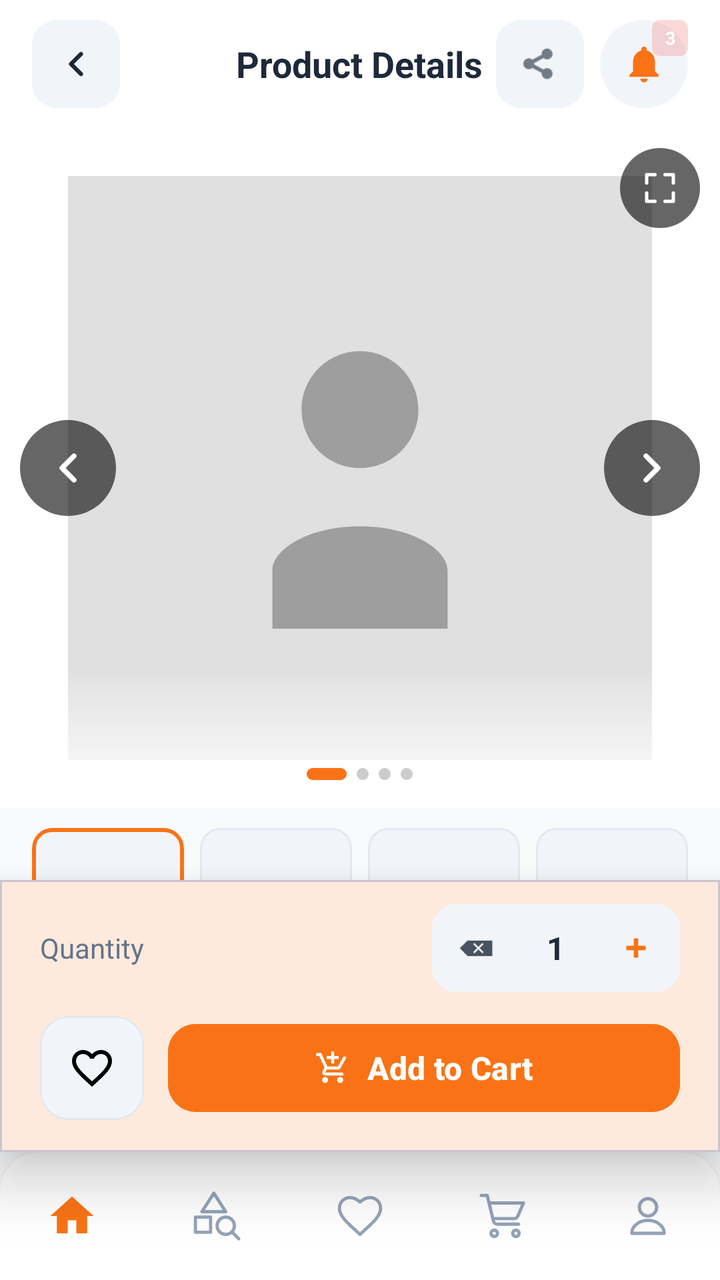
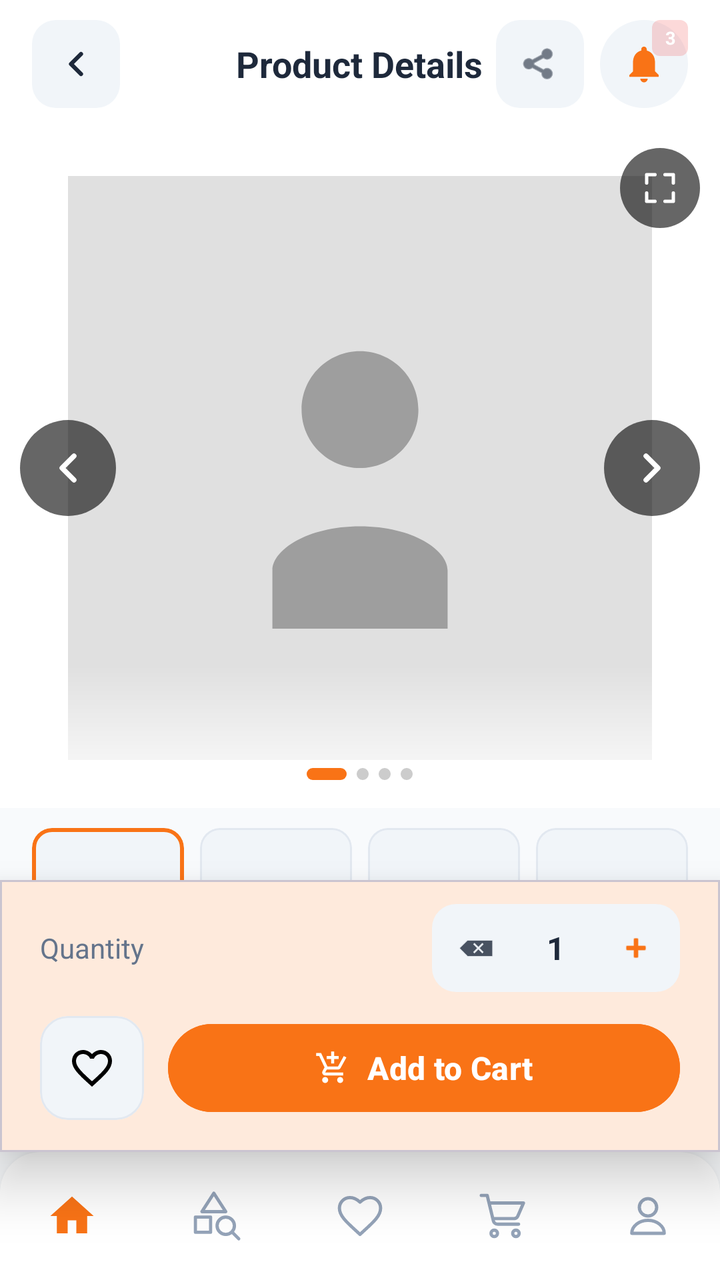

Before-and-after screenshots of an Android layout around one commit, followed by the original layout XML and the change that was made.
<!-- AndroidManifest.xml: application theme Theme.BeckieDealApp -->
<!-- res/layout/activity_product_detail.xml -->
﻿<?xml version="1.0" encoding="utf-8"?>
<androidx.constraintlayout.widget.ConstraintLayout xmlns:android="http://schemas.android.com/apk/res/android"
    xmlns:app="http://schemas.android.com/apk/res-auto"
    xmlns:tools="http://schemas.android.com/tools"
    android:layout_width="match_parent"
    android:layout_height="match_parent"
    android:background="@color/background"
    android:fitsSystemWindows="true"
    tools:context=".ProductDetailActivity">

    
    <com.google.android.material.appbar.MaterialToolbar
        android:id="@+id/topAppBar"
        android:layout_width="match_parent"
        android:layout_height="64dp"
        android:background="@color/surface"
        app:contentInsetStart="0dp"
        app:elevation="0dp"
        app:layout_constraintTop_toTopOf="parent">

        <RelativeLayout
            android:layout_width="match_parent"
            android:layout_height="match_parent"
            android:paddingHorizontal="16dp">

            <ImageView
                android:id="@+id/backButton"
                android:layout_width="44dp"
                android:layout_height="44dp"
                android:layout_alignParentStart="true"
                android:layout_centerVertical="true"
                android:background="@drawable/form_field_background"
                android:padding="12dp"
                android:src="@drawable/ic_arrow_left"
                android:contentDescription="Back"
                app:tint="@color/text_primary" />

            <TextView
                android:layout_width="wrap_content"
                android:layout_height="wrap_content"
                android:layout_centerInParent="true"
                android:text="Product Details"
                android:textColor="@color/text_primary"
                android:textSize="@dimen/text_size_title_small"
                android:textStyle="bold" />

            <LinearLayout
                android:layout_width="wrap_content"
                android:layout_height="wrap_content"
                android:layout_alignParentEnd="true"
                android:layout_centerVertical="true"
                android:gravity="center_vertical"
                android:orientation="horizontal">

                <ImageView
                    android:id="@+id/shareIcon"
                    android:layout_width="44dp"
                    android:layout_height="44dp"
                    android:layout_marginEnd="8dp"
                    android:background="@drawable/form_field_background"
                    android:padding="12dp"
                    android:src="@android:drawable/ic_menu_share"
                    app:tint="@color/text_primary" />

                <RelativeLayout
                    android:id="@+id/notificationContainer"
                    android:layout_width="44dp"
                    android:layout_height="44dp"
                    android:background="@drawable/icon_button_circle_bg">
                    <ImageView
                        android:id="@+id/notificationIcon"
                        android:layout_width="22dp"
                        android:layout_height="22dp"
                        android:layout_centerInParent="true"
                        android:src="@drawable/ic_notifications"
                        app:tint="@color/primary" />
                    <TextView
                        android:id="@+id/notificationBadge"
                        android:layout_width="18dp"
                        android:layout_height="18dp"
                        android:layout_alignParentEnd="true"
                        android:layout_alignParentTop="true"
                        android:background="@drawable/badge_pill"
                        android:backgroundTint="@color/red_error"
                        android:gravity="center"
                        android:text="3"
                        android:textColor="@color/white_fixed"
                        android:textSize="@dimen/text_size_badge"
                        android:textStyle="bold"
                        android:visibility="visible" />
                </RelativeLayout>
            </LinearLayout>
        </RelativeLayout>
    </com.google.android.material.appbar.MaterialToolbar>

    
    <androidx.core.widget.NestedScrollView
        android:layout_width="match_parent"
        android:layout_height="0dp"
        android:fillViewport="true"
        app:layout_constraintTop_toBottomOf="@id/topAppBar"
        app:layout_constraintBottom_toTopOf="@id/bottomActionLayout">

        <LinearLayout
            android:layout_width="match_parent"
            android:layout_height="wrap_content"
            android:orientation="vertical"
            android:paddingBottom="24dp">

            
            <FrameLayout
                android:id="@+id/galleryContainer"
                android:layout_width="match_parent"
                android:layout_height="@dimen/hero_banner_height_product"
                android:background="@color/surface">

                
                <ImageView
                    android:id="@+id/detailProductImage"
                    android:layout_width="match_parent"
                    android:layout_height="match_parent"
                    android:padding="24dp"
                    android:scaleType="fitCenter"
                    android:src="@drawable/placeholder_image" />

                
                <View
                    android:layout_width="match_parent"
                    android:layout_height="72dp"
                    android:layout_gravity="bottom"
                    android:background="@drawable/hero_bottom_fade" />

                
                <ImageView
                    android:id="@+id/galleryPrev"
                    android:layout_width="48dp"
                    android:layout_height="48dp"
                    android:layout_gravity="center_vertical|start"
                    android:layout_marginStart="10dp"
                    android:background="@drawable/nav_arrow_bg"
                    android:padding="12dp"
                    android:src="@drawable/ic_arrow_left"
                    android:contentDescription="Previous image" />

                
                <ImageView
                    android:id="@+id/galleryNext"
                    android:layout_width="48dp"
                    android:layout_height="48dp"
                    android:layout_gravity="center_vertical|end"
                    android:layout_marginEnd="10dp"
                    android:background="@drawable/nav_arrow_bg"
                    android:padding="12dp"
                    android:src="@drawable/ic_arrow_right"
                    android:contentDescription="Next image" />

                
                <ImageView
                    android:id="@+id/galleryFullscreen"
                    android:layout_width="40dp"
                    android:layout_height="40dp"
                    android:layout_gravity="top|end"
                    android:layout_margin="10dp"
                    android:background="@drawable/nav_arrow_bg"
                    android:padding="10dp"
                    android:src="@drawable/ic_fullscreen"
                    android:contentDescription="View fullscreen" />

                
                <LinearLayout
                    android:id="@+id/dotIndicator"
                    android:layout_width="wrap_content"
                    android:layout_height="wrap_content"
                    android:layout_gravity="bottom|center_horizontal"
                    android:layout_marginBottom="14dp"
                    android:gravity="center_vertical"
                    android:orientation="horizontal">

                    <View android:id="@+id/dot1"
                        android:layout_width="20dp" android:layout_height="6dp"
                        android:layout_marginEnd="5dp"
                        android:background="@drawable/dot_active" />
                    <View android:id="@+id/dot2"
                        android:layout_width="6dp" android:layout_height="6dp"
                        android:layout_marginEnd="5dp"
                        android:background="@drawable/dot_inactive" />
                    <View android:id="@+id/dot3"
                        android:layout_width="6dp" android:layout_height="6dp"
                        android:layout_marginEnd="5dp"
                        android:background="@drawable/dot_inactive" />
                    <View android:id="@+id/dot4"
                        android:layout_width="6dp" android:layout_height="6dp"
                        android:background="@drawable/dot_inactive" />
                </LinearLayout>
            </FrameLayout>

            
            <LinearLayout
                android:id="@+id/thumbnailRow"
                android:layout_width="match_parent"
                android:layout_height="80dp"
                android:orientation="horizontal"
                android:paddingHorizontal="16dp"
                android:paddingTop="10dp"
                android:paddingBottom="6dp">

                <com.google.android.material.card.MaterialCardView
                    android:id="@+id/thumb1"
                    android:layout_width="0dp"
                    android:layout_height="match_parent"
                    android:layout_weight="1"
                    android:layout_marginEnd="8dp"
                    app:cardCornerRadius="10dp"
                    app:cardElevation="0dp"
                    app:strokeWidth="2dp"
                    app:strokeColor="@color/primary"
                    app:cardBackgroundColor="@color/card_bg_secondary">
                    <ImageView android:id="@+id/thumbImg1"
                        android:layout_width="match_parent" android:layout_height="match_parent"
                        android:scaleType="centerCrop" android:padding="6dp" />
                </com.google.android.material.card.MaterialCardView>

                <com.google.android.material.card.MaterialCardView
                    android:id="@+id/thumb2"
                    android:layout_width="0dp"
                    android:layout_height="match_parent"
                    android:layout_weight="1"
                    android:layout_marginEnd="8dp"
                    app:cardCornerRadius="10dp"
                    app:cardElevation="0dp"
                    app:strokeWidth="1dp"
                    app:strokeColor="@color/border_color"
                    app:cardBackgroundColor="@color/card_bg_secondary">
                    <ImageView android:id="@+id/thumbImg2"
                        android:layout_width="match_parent" android:layout_height="match_parent"
                        android:scaleType="centerCrop" android:padding="6dp" />
                </com.google.android.material.card.MaterialCardView>

                <com.google.android.material.card.MaterialCardView
                    android:id="@+id/thumb3"
                    android:layout_width="0dp"
                    android:layout_height="match_parent"
                    android:layout_weight="1"
                    android:layout_marginEnd="8dp"
                    app:cardCornerRadius="10dp"
                    app:cardElevation="0dp"
                    app:strokeWidth="1dp"
                    app:strokeColor="@color/border_color"
                    app:cardBackgroundColor="@color/card_bg_secondary">
                    <ImageView android:id="@+id/thumbImg3"
                        android:layout_width="match_parent" android:layout_height="match_parent"
                        android:scaleType="centerCrop" android:padding="6dp" />
                </com.google.android.material.card.MaterialCardView>

                <com.google.android.material.card.MaterialCardView
                    android:id="@+id/thumb4"
                    android:layout_width="0dp"
                    android:layout_height="match_parent"
                    android:layout_weight="1"
                    app:cardCornerRadius="10dp"
                    app:cardElevation="0dp"
                    app:strokeWidth="1dp"
                    app:strokeColor="@color/border_color"
                    app:cardBackgroundColor="@color/card_bg_secondary">
                    <ImageView android:id="@+id/thumbImg4"
                        android:layout_width="match_parent" android:layout_height="match_parent"
                        android:scaleType="centerCrop" android:padding="6dp" />
                </com.google.android.material.card.MaterialCardView>

            </LinearLayout>

            
            <LinearLayout
                android:id="@+id/productInfoBlock"
                android:layout_width="match_parent"
                android:layout_height="wrap_content"
                android:orientation="vertical"
                android:paddingHorizontal="20dp"
                android:paddingTop="16dp">

                
                <LinearLayout
                    android:layout_width="match_parent"
                    android:layout_height="wrap_content"
                    android:orientation="horizontal"
                    android:gravity="center_vertical">

                    <TextView
                        android:id="@+id/detailProductName"
                        android:layout_width="0dp"
                        android:layout_height="wrap_content"
                        android:layout_weight="1"
                        android:text="Product Name"
                        android:textColor="@color/text_primary"
                        android:textSize="@dimen/text_size_headline"
                        android:textStyle="bold" />

                    <LinearLayout
                        android:layout_width="wrap_content"
                        android:layout_height="wrap_content"
                        android:orientation="vertical"
                        android:gravity="end">

                        <TextView
                            android:id="@+id/detailProductPrice"
                            android:layout_width="wrap_content"
                            android:layout_height="wrap_content"
                            android:text="$0.00"
                            android:textColor="@color/primary"
                            android:textSize="@dimen/text_size_title"
                            android:textStyle="bold" />

                        <TextView
                            android:id="@+id/stockLabel"
                            android:layout_width="wrap_content"
                            android:layout_height="wrap_content"
                            android:text="In Stock"
                            android:textColor="#22C55E"
                            android:textSize="@dimen/text_size_caption" />
                    </LinearLayout>
                </LinearLayout>

                
                <LinearLayout
                    android:layout_width="wrap_content"
                    android:layout_height="wrap_content"
                    android:orientation="horizontal"
                    android:gravity="center_vertical"
                    android:layout_marginTop="6dp">

                    <ImageView
                        android:layout_width="14dp"
                        android:layout_height="14dp"
                        android:src="@android:drawable/btn_star_big_on"
                        app:tint="@color/yellow_star" />

                    <TextView
                        android:id="@+id/detailProductRating"
                        android:layout_width="wrap_content"
                        android:layout_height="wrap_content"
                        android:layout_marginStart="4dp"
                        android:text="4.9"
                        android:textColor="@color/text_primary"
                        android:textSize="@dimen/text_size_body"
                        android:textStyle="bold" />

                    <TextView
                        android:id="@+id/reviewCount"
                        android:layout_width="wrap_content"
                        android:layout_height="wrap_content"
                        android:layout_marginStart="4dp"
                        android:text="(120 reviews)"
                        android:textColor="@color/text_secondary"
                        android:textSize="@dimen/text_size_caption" />
                </LinearLayout>

                
                <TextView
                    android:id="@+id/detailProductDescription"
                    android:layout_width="match_parent"
                    android:layout_height="wrap_content"
                    android:layout_marginTop="14dp"
                    android:text=""
                    android:textColor="@color/text_secondary"
                    android:textSize="@dimen/text_size_body"
                    android:lineSpacingExtra="4dp" />

                
                <LinearLayout
                    android:id="@+id/specTagsRow"
                    android:layout_width="match_parent"
                    android:layout_height="wrap_content"
                    android:layout_marginTop="12dp"
                    android:orientation="vertical">
                    
                </LinearLayout>

                
                <TextView
                    android:layout_width="wrap_content"
                    android:layout_height="wrap_content"
                    android:layout_marginTop="24dp"
                    android:text="Technical Specifications"
                    android:textColor="@color/text_primary"
                    android:textSize="@dimen/text_size_title_small"
                    android:textStyle="bold" />

                
                <GridLayout
                    android:id="@+id/specCardsGrid"
                    android:layout_width="match_parent"
                    android:layout_height="wrap_content"
                    android:layout_marginTop="12dp"
                    android:columnCount="2"
                    android:useDefaultMargins="false" />

                
                <com.google.android.material.card.MaterialCardView
                    android:layout_width="match_parent"
                    android:layout_height="wrap_content"
                    android:layout_marginTop="16dp"
                    app:cardCornerRadius="16dp"
                    app:cardElevation="0dp"
                    app:strokeWidth="1dp"
                    app:strokeColor="@color/border_color"
                    app:cardBackgroundColor="@color/surface">

                    <LinearLayout
                        android:id="@+id/specRowsContainer"
                        android:layout_width="match_parent"
                        android:layout_height="wrap_content"
                        android:orientation="vertical"
                        android:paddingVertical="4dp" />

                </com.google.android.material.card.MaterialCardView>

            </LinearLayout>
        </LinearLayout>
    </androidx.core.widget.NestedScrollView>

    
    <com.google.android.material.card.MaterialCardView
        android:id="@+id/bottomActionLayout"
        android:layout_width="match_parent"
        android:layout_height="wrap_content"
        app:cardElevation="16dp"
        app:cardCornerRadius="0dp"
        app:cardBackgroundColor="@color/surface"
        app:layout_constraintBottom_toTopOf="@id/bottomNavGlassHost">

        <LinearLayout
            android:layout_width="match_parent"
            android:layout_height="wrap_content"
            android:orientation="vertical"
            android:paddingHorizontal="20dp"
            android:paddingTop="12dp"
            android:paddingBottom="16dp">

            
            <LinearLayout
                android:layout_width="match_parent"
                android:layout_height="wrap_content"
                android:orientation="horizontal"
                android:gravity="center_vertical"
                android:layout_marginBottom="12dp">

                <TextView
                    android:layout_width="0dp"
                    android:layout_height="wrap_content"
                    android:layout_weight="1"
                    android:text="Quantity"
                    android:textColor="@color/text_secondary"
                    android:textSize="@dimen/text_size_body" />

                
                <LinearLayout
                    android:layout_width="wrap_content"
                    android:layout_height="44dp"
                    android:orientation="horizontal"
                    android:gravity="center_vertical"
                    android:background="@drawable/form_field_background"
                    android:paddingHorizontal="4dp">

                    <ImageView
                        android:id="@+id/quantityDecrement"
                        android:layout_width="36dp"
                        android:layout_height="36dp"
                        android:padding="9dp"
                        android:src="@android:drawable/ic_input_delete"
                        app:tint="@color/text_primary"
                        android:background="?attr/selectableItemBackgroundBorderless"
                        android:contentDescription="Decrease quantity" />

                    <TextView
                        android:id="@+id/quantityValue"
                        android:layout_width="44dp"
                        android:layout_height="wrap_content"
                        android:gravity="center"
                        android:text="1"
                        android:textColor="@color/text_primary"
                        android:textSize="@dimen/text_size_body_large"
                        android:textStyle="bold" />

                    <ImageView
                        android:id="@+id/quantityIncrement"
                        android:layout_width="36dp"
                        android:layout_height="36dp"
                        android:padding="9dp"
                        android:src="@android:drawable/ic_input_add"
                        app:tint="@color/primary"
                        android:background="?attr/selectableItemBackgroundBorderless"
                        android:contentDescription="Increase quantity" />

                </LinearLayout>

            </LinearLayout>

            
            <LinearLayout
                android:layout_width="match_parent"
                android:layout_height="wrap_content"
                android:orientation="horizontal"
                android:gravity="center_vertical">

                <com.google.android.material.card.MaterialCardView
                    android:id="@+id/favoriteButton"
                    android:layout_width="52dp"
                    android:layout_height="52dp"
                    app:cardCornerRadius="14dp"
                    app:cardElevation="0dp"
                    app:cardBackgroundColor="@color/card_bg_secondary"
                    app:strokeWidth="1dp"
                    app:strokeColor="@color/border_color">
                    <ImageView
                        android:id="@+id/detailFavoriteIcon"
                        android:layout_width="24dp"
                        android:layout_height="24dp"
                        android:layout_gravity="center"
                        android:src="@drawable/ic_favorite_border" />
                </com.google.android.material.card.MaterialCardView>

                <com.google.android.material.button.MaterialButton
                    android:id="@+id/addToCartButton"
                    android:layout_width="0dp"
                    android:layout_height="52dp"
                    android:layout_marginStart="12dp"
                    android:layout_weight="1"
                    android:backgroundTint="@color/primary"
                    android:text="Add to Cart"
                    android:textAllCaps="false"
                    android:textColor="@color/white_fixed"
                    android:textSize="@dimen/text_size_body_large"
                    android:textStyle="bold"
                    app:icon="@drawable/add_shopping_cart_24"
                    app:iconTint="@color/white_fixed"
                    app:iconGravity="textStart"
                    app:iconPadding="8dp"
                    app:cornerRadius="14dp" />

            </LinearLayout>

        </LinearLayout>
    </com.google.android.material.card.MaterialCardView>

    
    <include layout="@layout/layout_bottom_nav" />

</androidx.constraintlayout.widget.ConstraintLayout>
<!-- res/layout/layout_bottom_nav.xml (included above) -->
<?xml version="1.0" encoding="utf-8"?>
<FrameLayout
    xmlns:android="http://schemas.android.com/apk/res/android"
    xmlns:app="http://schemas.android.com/apk/res-auto"
    android:id="@+id/bottomNavGlassHost"
    android:layout_width="0dp"
    android:layout_height="wrap_content"
    android:layout_marginStart="@dimen/bottom_nav_side_margin"
    android:layout_marginEnd="@dimen/bottom_nav_side_margin"
    android:layout_marginBottom="@dimen/bottom_nav_bottom_margin"
    android:background="@drawable/bottom_nav_glass_bg"
    android:clipToOutline="true"
    android:elevation="4dp"
    app:layout_constraintBottom_toBottomOf="parent"
    app:layout_constraintStart_toStartOf="parent"
    app:layout_constraintEnd_toEndOf="parent">

    <com.google.android.material.bottomnavigation.BottomNavigationView
        android:id="@+id/bottomNavigation"
        android:layout_width="match_parent"
        android:layout_height="64dp"
        android:background="@android:color/transparent"
        app:backgroundTint="@android:color/transparent"
        app:elevation="0dp"
        app:labelVisibilityMode="unlabeled"
        app:itemIconSize="26dp"
        app:itemRippleColor="@color/nav_indicator_fill"
        app:itemActiveIndicatorStyle="@style/Widget.App.BottomNav.ActiveIndicator"
        app:itemTextColor="@color/bottom_nav_color"
        app:itemIconTint="@color/bottom_nav_color"
        app:menu="@menu/bottom_nav_menu" />

</FrameLayout>
<!-- resources referenced by this layout -->
<resources>
  <color name="background">#F8FAFC</color>
  <color name="border_color">#E2E8F0</color>
  <color name="card_bg_secondary">#F1F5F9</color>
  <color name="nav_indicator_fill">#FFF1EB</color>
  <color name="primary">#F97316</color>
  <color name="red_error">#EF4444</color>
  <color name="surface">#FFFFFF</color>
  <color name="text_primary">#1E293B</color>
  <color name="text_secondary">#64748B</color>
  <color name="white_fixed">#FFFFFF</color>
  <color name="yellow_star">#FFC107</color>
  <dimen name="bottom_nav_bottom_margin">0dp</dimen>
  <dimen name="bottom_nav_side_margin">0dp</dimen>
  <dimen name="hero_banner_height_product">340dp</dimen>
  <dimen name="text_size_badge">9sp</dimen>
  <dimen name="text_size_body">13sp</dimen>
  <dimen name="text_size_body_large">15sp</dimen>
  <dimen name="text_size_caption">11sp</dimen>
  <dimen name="text_size_headline">20sp</dimen>
  <dimen name="text_size_title">18sp</dimen>
  <dimen name="text_size_title_small">17sp</dimen>
  <!-- drawable badge_pill (drawable) -->
  <?xml version="1.0" encoding="utf-8"?>
  <shape xmlns:android="http://schemas.android.com/apk/res/android">
      <solid android:color="#33FFFFFF" />
      <corners android:radius="4dp" />
  </shape>
  <!-- drawable dot_active (drawable) -->
  <?xml version="1.0" encoding="utf-8"?>
  <shape xmlns:android="http://schemas.android.com/apk/res/android"
      android:shape="rectangle">
      <corners android:radius="3dp" />
      <solid android:color="#F97316" />
  </shape>
  <!-- drawable dot_inactive (drawable) -->
  <?xml version="1.0" encoding="utf-8"?>
  <shape xmlns:android="http://schemas.android.com/apk/res/android"
      android:shape="rectangle">
      <corners android:radius="3dp" />
      <solid android:color="#CCCCCC" />
  </shape>
  <!-- drawable form_field_background (drawable) -->
  <?xml version="1.0" encoding="utf-8"?>
  <shape xmlns:android="http://schemas.android.com/apk/res/android">
      <solid android:color="@color/input_background" />
      <corners android:radius="12dp" />
  </shape>
  <!-- drawable hero_bottom_fade (drawable) -->
  <?xml version="1.0" encoding="utf-8"?>
  <shape xmlns:android="http://schemas.android.com/apk/res/android">
      <gradient
          android:startColor="#00FFFFFF"
          android:endColor="#FFFFFFFF"
          android:angle="270" />
  </shape>
  <!-- drawable icon_button_circle_bg (drawable) -->
  <?xml version="1.0" encoding="utf-8"?>
  <shape xmlns:android="http://schemas.android.com/apk/res/android"
      android:shape="oval">
      <solid android:color="@color/input_background" />
  </shape>
  <!-- drawable nav_arrow_bg (drawable) -->
  <?xml version="1.0" encoding="utf-8"?>
  <shape xmlns:android="http://schemas.android.com/apk/res/android"
      android:shape="oval">
      <solid android:color="#99000000" />
  </shape>
  <style name="Theme.BeckieDealApp" parent="Base.Theme.BeckieDealApp" />
  <color name="nav_surface">#FFFFFF</color>
  <color name="input_background">#F1F5F9</color>
  <style name="ShapeAppearance.App.BottomNav.ActiveIndicator" parent="">
          <item name="cornerFamily">rounded</item>
          <item name="cornerSize">50%</item>
      </style>
  <color name="on_primary">#FFFFFF</color>
  <color name="primary_container">#F97316</color>
  <color name="on_primary_container">#582200</color>
  <color name="on_surface">#251913</color>
  <!-- unchanged entries left out for length: 11 -->
</resources>

<!-- the commit's change to res/layout/activity_product_detail.xml (unified diff, before → after) -->
@@ -534,8 +534,7 @@
                     app:icon="@drawable/add_shopping_cart_24"
                     app:iconTint="@color/white_fixed"
                     app:iconGravity="textStart"
-                    app:iconPadding="8dp"
-                    app:cornerRadius="14dp" />
+                    app:iconPadding="8dp" />
 
             </LinearLayout>
 
<!-- resource entries referenced after the edit -->
@@ -67,17 +67,27 @@
       android:shape="oval">
       <solid android:color="#99000000" />
   </shape>
-  <style name="Theme.BeckieDealApp" parent="Base.Theme.BeckieDealApp" />
+  <style name="Theme.BeckieDealApp" parent="Base.Theme.BeckieDealApp">
+          <item name="buttonStyle">@style/Widget.App.Button</item>
+          <item name="materialButtonStyle">@style/Widget.App.Button</item>
+      </style>
   <color name="nav_surface">#FFFFFF</color>
   <color name="input_background">#F1F5F9</color>
   <style name="ShapeAppearance.App.BottomNav.ActiveIndicator" parent="">
           <item name="cornerFamily">rounded</item>
           <item name="cornerSize">50%</item>
       </style>
+  <style name="Widget.App.Button" parent="Widget.Material3.Button">
+          <item name="shapeAppearance">@style/ShapeAppearance.App.Button.Pill</item>
+      </style>
   <color name="on_primary">#FFFFFF</color>
   <color name="primary_container">#F97316</color>
   <color name="on_primary_container">#582200</color>
   <color name="on_surface">#251913</color>
+  <style name="ShapeAppearance.App.Button.Pill" parent="">
+          <item name="cornerFamily">rounded</item>
+          <item name="cornerSize">50%</item>
+      </style>
   <!-- unchanged entries left out for length: 11 -->
 </resources>
 
